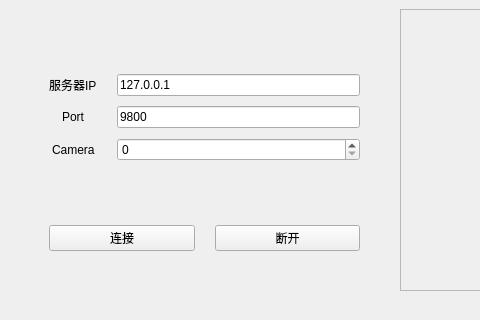
Above: clientWindow.ui from XienX/CameraClient before the change; both pictures show x 0 to 480 and y 0 to 320 of the 800 by 600 pixel window. Below: the same form after it.
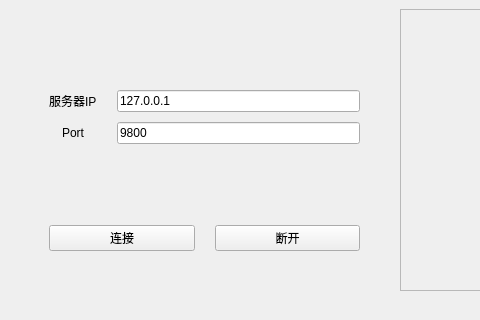
That is the form after the change.

What changed in the file:
```diff
--- a/clientWindow.ui
+++ b/clientWindow.ui
@@ -144,16 +144,6 @@
               </property>
              </widget>
             </item>
-            <item row="2" column="0">
-             <widget class="QLabel" name="CAMERA">
-              <property name="text">
-               <string>Camera</string>
-              </property>
-             </widget>
-            </item>
-            <item row="2" column="1">
-             <widget class="QSpinBox" name="CameraNumInput"/>
-            </item>
            </layout>
           </item>
           <item>
```
Left out of the diff: 2 changed lines with no effect on the pictures.
